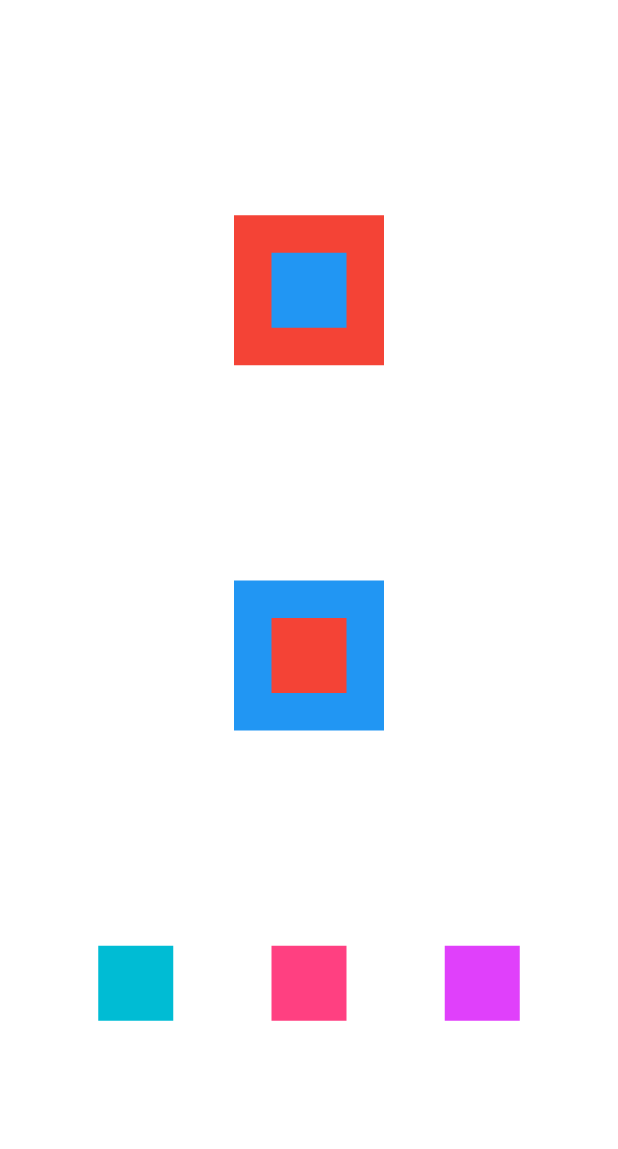
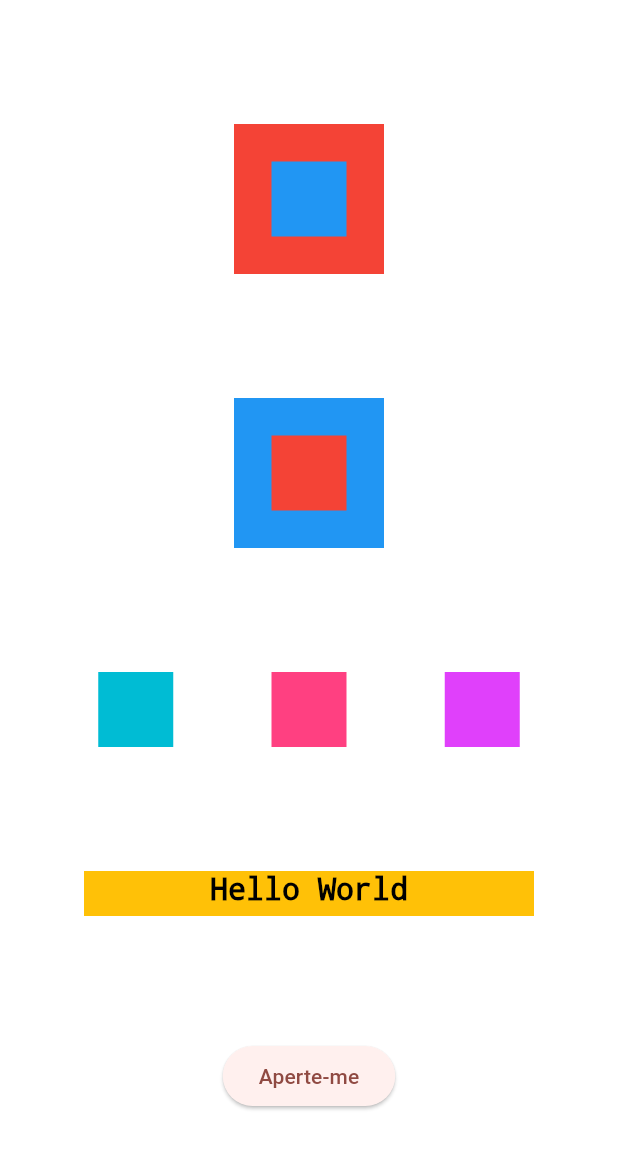
Before and after one commit to mtss-dev/estudo-flutter, a Flutter app: the screen it shows after launch, on a phone screen of 412 x 824 dp. Shown: the top 1149 px of the screen. Run offline on Flutter 3.47's test engine with Material 2 defaults, Android fonts, the phone set to English and light mode, and no system bars.

Commit message:
Aula sobre Text e ElevatedButton

```diff
--- a/lib/main.dart
+++ b/lib/main.dart
@@ -16,7 +16,9 @@ class MyApp extends StatelessWidget {
           colorScheme: ColorScheme.fromSeed(seedColor: Colors.red),
           useMaterial3: true,
         ),
-        home: Column(
+        home: Container(
+          color: Colors.white,
+          child: Column(
             mainAxisAlignment: MainAxisAlignment.spaceEvenly,
             crossAxisAlignment: CrossAxisAlignment.center,
             children: [
@@ -70,8 +72,27 @@ class MyApp extends StatelessWidget {
                     color: Colors.purpleAccent,
                   ),
                 ],
-            )
+              ),
+              Container(
+                color: Colors.amber,
+                height: 30,
+                width: 300,
+                child: const Text(
+                  "Hello World",
+                  textAlign: TextAlign.center,
+                  style: TextStyle(
+                      color: Colors.black,
+                      fontSize: 20,
+                      decoration: TextDecoration.none),
+                ),
+              ),
+              ElevatedButton(
+                  onPressed: () {
+                    print('Você apertou o botão');
+                  },
+                  child: const Text('Aperte-me')),
             ],
+          ),
         ));
   }
 }
```
Lines whose indentation alone changed are shown as unchanged.
